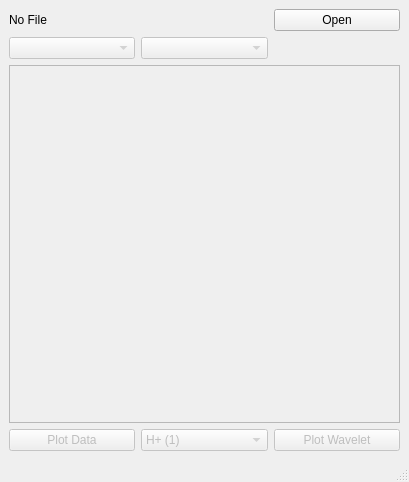
First picture: the form in main.ui, repository m0nhawk/wat, before the edit.
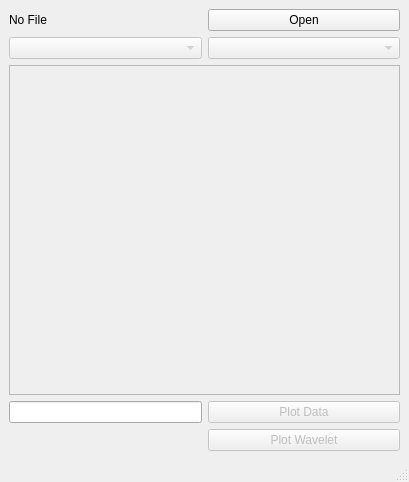
Second picture: the form after the edit.

Commit message: custom element specification with charge

Diff of the .ui file:
```diff
--- a/main.ui
+++ b/main.ui
@@ -15,29 +15,22 @@
   </property>
   <widget class="QWidget" name="centralwidget">
    <layout class="QGridLayout" name="gridLayout_2">
-    <item row="1" column="0">
+    <item row="0" column="0">
      <layout class="QGridLayout" name="gridLayout">
-      <item row="1" column="1">
-       <widget class="QComboBox" name="listTime">
+      <item row="6" column="3">
+       <widget class="QPushButton" name="buttonPlotWavelet">
         <property name="enabled">
          <bool>false</bool>
         </property>
-       </widget>
-      </item>
-      <item row="5" column="1">
-       <widget class="QPushButton" name="buttonPlotData">
-        <property name="enabled">
-         <bool>false</bool>
-        </property>
         <property name="text">
-         <string>Plot Data</string>
+         <string>Plot Wavelet</string>
         </property>
        </widget>
       </item>
-      <item row="1" column="2">
-       <widget class="QComboBox" name="listData">
-        <property name="enabled">
-         <bool>false</bool>
+      <item row="0" column="2">
+       <widget class="QLabel" name="currentFile">
+        <property name="text">
+         <string>No File</string>
         </property>
        </widget>
       </item>
@@ -54,50 +47,51 @@
         </property>
        </widget>
       </item>
-      <item row="0" column="1" colspan="2">
-       <widget class="QLabel" name="currentFile">
-        <property name="text">
-         <string>No File</string>
+      <item row="1" column="2">
+       <widget class="QComboBox" name="listTime">
+        <property name="enabled">
+         <bool>false</bool>
         </property>
        </widget>
       </item>
-      <item row="4" column="1" colspan="3">
+      <item row="4" column="2" colspan="2">
        <widget class="QTableView" name="dataView">
         <property name="enabled">
          <bool>false</bool>
         </property>
        </widget>
       </item>
+      <item row="1" column="3">
+       <widget class="QComboBox" name="listData">
+        <property name="enabled">
+         <bool>false</bool>
+        </property>
+       </widget>
+      </item>
       <item row="5" column="3">
-       <widget class="QPushButton" name="buttonPlotWavelet">
+       <widget class="QPushButton" name="buttonPlotData">
         <property name="enabled">
          <bool>false</bool>
         </property>
         <property name="text">
-         <string>Plot Wavelet</string>
+         <string>Plot Data</string>
         </property>
        </widget>
       </item>
       <item row="5" column="2">
-       <widget class="QComboBox" name="chemical">
+       <widget class="QLineEdit" name="chemical">
         <property name="enabled">
-         <bool>false</bool>
+         <bool>true</bool>
         </property>
-        <item>
-         <property name="text">
-          <string>H+ (1)</string>
-         </property>
-        </item>
-        <item>
-         <property name="text">
-          <string>He+ (4)</string>
-         </property>
-        </item>
-        <item>
-         <property name="text">
-          <string>O+ (16)</string>
-         </property>
-        </item>
+        <property name="sizePolicy">
+         <sizepolicy hsizetype="Preferred" vsizetype="Fixed">
+          <horstretch>0</horstretch>
+          <verstretch>0</verstretch>
+         </sizepolicy>
+        </property>
+        <property name="maxLength">
+         <number>250</number>
+        </property>
        </widget>
       </item>
      </layout>
```
The commit also changes 2 other files.
